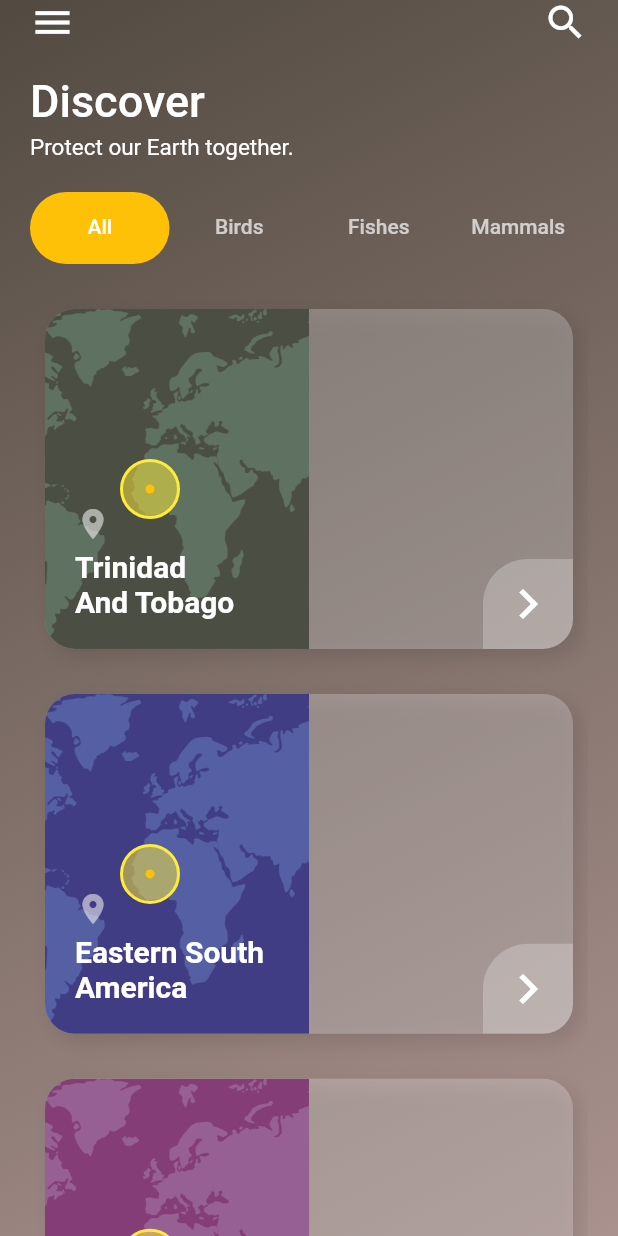
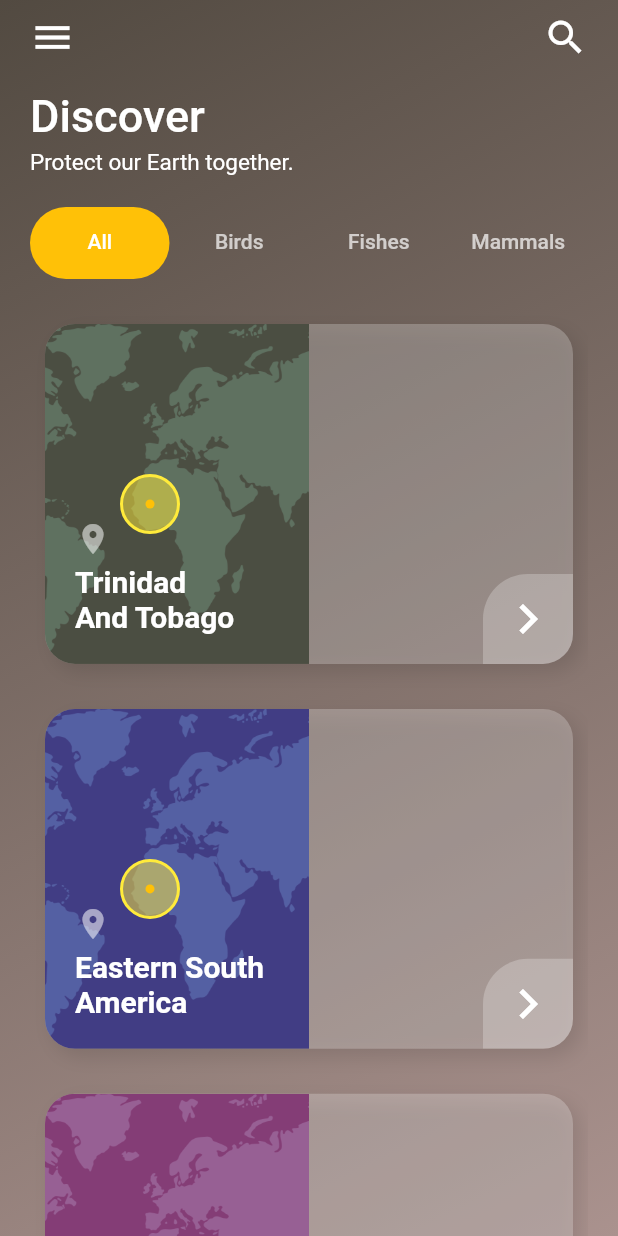
Before and after one commit to chetbis/discover_flutter, a Flutter app: the screen it shows after launch, on a phone screen of 412 x 824 dp. Run offline on Flutter 3.47's test engine with Material 2 defaults, Android fonts, the light colour scheme and no system bars.

Commit message:
adjust padding

```diff
--- a/lib/pages/discover_screen.dart
+++ b/lib/pages/discover_screen.dart
@@ -11,7 +11,6 @@ class DiscoverScreen extends StatefulWidget {
 
 class _DiscoverScreenState extends State<DiscoverScreen>
     with SingleTickerProviderStateMixin {
-
   late TabController _tabController;
 
   final List<String> _tabs = ['All', 'Birds', 'Fishes', 'Mammals'];
@@ -27,14 +26,13 @@ class _DiscoverScreenState extends State<DiscoverScreen>
 
   @override
   Widget build(BuildContext context) {
-    final query = MediaQuery.of(context);
     return Scaffold(
-      body: Container(
-        padding: EdgeInsets.fromLTRB(
-          20,
-          query.padding.top,
-          20,
-          query.padding.bottom,
+      body: SafeArea(
+        child: Container(
+          padding: const EdgeInsets.only(
+            top: 10,
+            left: 20,
+            right: 20,
           ),
           decoration: const BoxDecoration(
             gradient: LinearGradient(
@@ -95,7 +93,9 @@ class _DiscoverScreenState extends State<DiscoverScreen>
                 child: TabBarView(
                   controller: _tabController,
                   children: [
-                  AnimalList(list: birdData),
+                    AnimalList(
+                      list: [...birdData, ...mammalData, ...fishData],
+                    ),
                     AnimalList(list: mammalData),
                     AnimalList(list: fishData),
                     AnimalList(list: fishData),
@@ -105,6 +105,7 @@ class _DiscoverScreenState extends State<DiscoverScreen>
             ],
           ),
         ),
+      ),
     );
   }
 }
```
Lines whose indentation alone changed are shown as unchanged.
